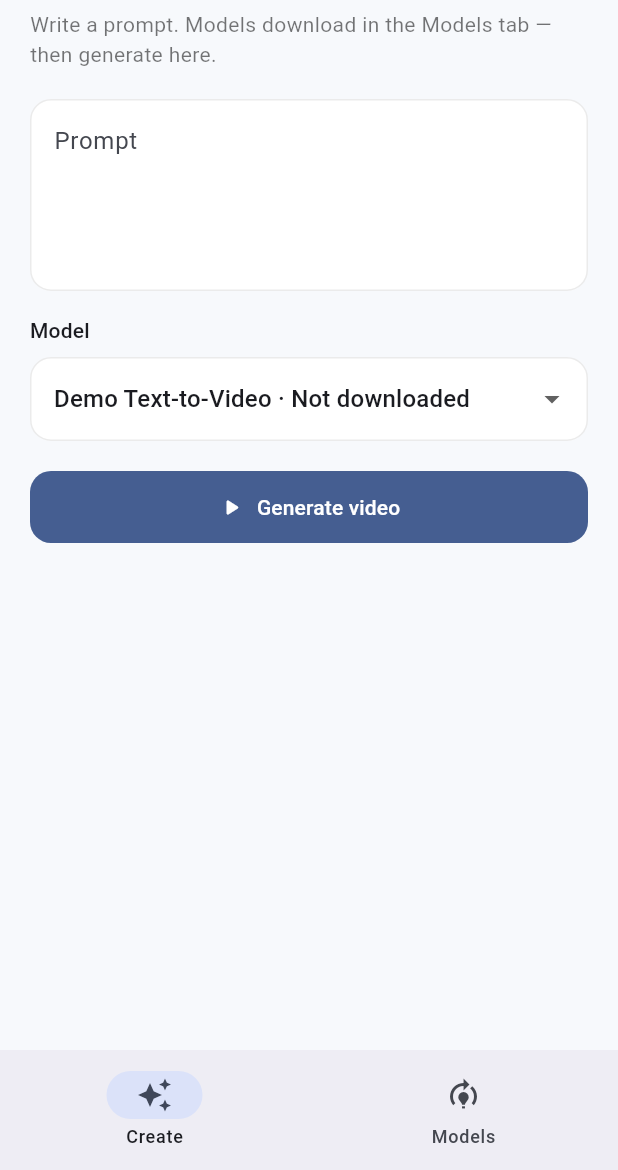
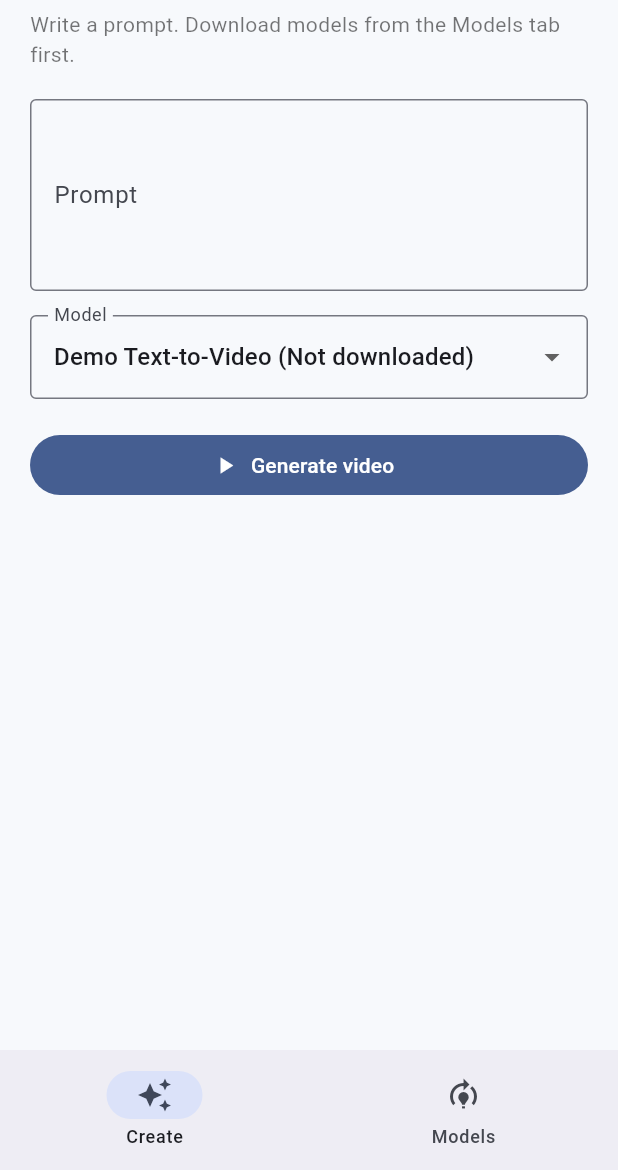
Before and after one commit to AdnanRaza88/ai-video-studio, a Flutter app: the screen it shows after launch, on a phone screen of 412 x 824 dp, the part 66-1236 px from its top. Run offline on Flutter 3.47's test engine with Material 3 defaults, Android fonts, the phone set to English and light mode, and no system bars; our stand-ins replace shared_preferences.

Commit message:
APK fix: minimal safe theme/UI, capture build log on failure

```diff
--- a/flutter/lib/screens/generate_screen.dart
+++ b/flutter/lib/screens/generate_screen.dart
@@ -11,7 +11,7 @@ class GenerateScreen extends StatefulWidget {
 }
 
 class _GenerateScreenState extends State<GenerateScreen> {
-  final controller = TextEditingController();
+  final TextEditingController controller = TextEditingController();
   String? selectedModelId;
 
   @override
@@ -24,10 +24,14 @@ class _GenerateScreenState extends State<GenerateScreen> {
   Widget build(BuildContext context) {
     final models = context.watch<ModelService>();
     final gen = context.watch<GenerationService>();
-    final ready = models.models.where((m) => models.isReady(m.id)).toList();
-    selectedModelId ??= ready.isNotEmpty
-        ? ready.first.id
-        : (models.models.isNotEmpty ? models.models.first.id : null);
+
+    final ids = models.models.map((m) => m.id).toList();
+    if (selectedModelId == null || !ids.contains(selectedModelId)) {
+      selectedModelId = ids.isNotEmpty ? ids.first : null;
+    }
+
+    final busy =
+        gen.phase == GenPhase.running || gen.phase == GenPhase.preparing;
 
     return ListView(
       padding: const EdgeInsets.fromLTRB(20, 12, 20, 24),
@@ -40,7 +44,7 @@ class _GenerateScreenState extends State<GenerateScreen> {
         ),
         const SizedBox(height: 6),
         Text(
-          'Write a prompt. Models download in the Models tab — then generate here.',
+          'Write a prompt. Download models from the Models tab first.',
           style: Theme.of(context).textTheme.bodyMedium?.copyWith(
                 color: Colors.black54,
               ),
@@ -51,36 +55,41 @@ class _GenerateScreenState extends State<GenerateScreen> {
           minLines: 4,
           maxLines: 8,
           decoration: const InputDecoration(
-            hintText: 'A cute cartoon rabbit counting flowers in a sunny garden…',
-            alignLabelWithHint: true,
+            border: OutlineInputBorder(),
             labelText: 'Prompt',
+            hintText: 'A cute cartoon rabbit counting flowers…',
           ),
         ),
         const SizedBox(height: 16),
-        Text('Model', style: Theme.of(context).textTheme.titleSmall),
-        const SizedBox(height: 8),
-        if (models.models.isEmpty)
-          const Text('No models in manifest.')
-        else
+        if (ids.isNotEmpty)
           DropdownButtonFormField<String>(
             value: selectedModelId,
+            decoration: const InputDecoration(
+              border: OutlineInputBorder(),
+              labelText: 'Model',
+            ),
             items: models.models
                 .map(
-                  (m) => DropdownMenuItem(
+                  (m) => DropdownMenuItem<String>(
                     value: m.id,
                     child: Text(
-                      '${m.name}${models.isReady(m.id) ? ' · Ready' : ' · Not downloaded'}',
+                      models.isReady(m.id)
+                          ? '${m.name} (Ready)'
+                          : '${m.name} (Not downloaded)',
                       overflow: TextOverflow.ellipsis,
                     ),
                   ),
                 )
                 .toList(),
-            onChanged: (v) => setState(() => selectedModelId = v),
+            onChanged: busy
+                ? null
+                : (String? v) {
+                    setState(() => selectedModelId = v);
+                  },
           ),
         const SizedBox(height: 20),
         FilledButton.icon(
-          onPressed: gen.phase == GenPhase.running ||
-                  gen.phase == GenPhase.preparing
+          onPressed: busy
               ? null
               : () async {
                   final prompt = controller.text.trim();
@@ -106,7 +115,7 @@ class _GenerateScreenState extends State<GenerateScreen> {
                     modelId: selectedModelId!,
                   );
                 },
-          icon: const Icon(Icons.play_arrow_rounded),
+          icon: const Icon(Icons.play_arrow),
           label: const Text('Generate video'),
         ),
         if (gen.phase != GenPhase.idle) ...[
@@ -117,23 +126,16 @@ class _GenerateScreenState extends State<GenerateScreen> {
               child: Column(
                 crossAxisAlignment: CrossAxisAlignment.start,
                 children: [
-                  Text(
-                    gen.message ?? '',
-                    style: Theme.of(context).textTheme.titleSmall,
-                  ),
+                  Text(gen.message ?? ''),
                   const SizedBox(height: 12),
                   LinearProgressIndicator(
-                    value: gen.phase == GenPhase.failed ? 0 : gen.progress,
-                    borderRadius: BorderRadius.circular(8),
-                    minHeight: 8,
+                    value: gen.phase == GenPhase.failed ? null : gen.progress,
                   ),
                   if (gen.resultNote != null) ...[
                     const SizedBox(height: 12),
                     Text(
                       gen.resultNote!,
-                      style: Theme.of(context).textTheme.bodySmall?.copyWith(
-                            color: Colors.black54,
-                          ),
+                      style: const TextStyle(color: Colors.black54, fontSize: 12),
                     ),
                   ],
                 ],
--- a/flutter/lib/theme.dart
+++ b/flutter/lib/theme.dart
@@ -1,57 +1,14 @@
 import 'package:flutter/material.dart';
 
 class AppTheme {
-  static const Color seed = Color(0xFF5B8DEF);
-  static const Color softBg = Color(0xFFF7F9FC);
-  static const Color card = Colors.white;
-
   static ThemeData get light {
-    final base = ColorScheme.fromSeed(
-      seedColor: seed,
-      brightness: Brightness.light,
-    );
     return ThemeData(
       useMaterial3: true,
-      colorScheme: base,
-      scaffoldBackgroundColor: softBg,
-      appBarTheme: const AppBarTheme(
-        centerTitle: true,
-        elevation: 0,
-        backgroundColor: softBg,
-        foregroundColor: Color(0xFF1A1D26),
+      colorScheme: ColorScheme.fromSeed(
+        seedColor: const Color(0xFF5B8DEF),
+        brightness: Brightness.light,
       ),
-      cardTheme: CardThemeData(
-        elevation: 0,
-        color: card,
-        shape: RoundedRectangleBorder(
-          borderRadius: BorderRadius.circular(16),
-          side: BorderSide(color: Colors.black.withOpacity(0.06)),
-        ),
-      ),
-      inputDecorationTheme: InputDecorationTheme(
-        filled: true,
-        fillColor: Colors.white,
-        border: OutlineInputBorder(
-          borderRadius: BorderRadius.circular(14),
-          borderSide: BorderSide(color: Colors.black.withOpacity(0.08)),
-        ),
-        enabledBorder: OutlineInputBorder(
-          borderRadius: BorderRadius.circular(14),
-          borderSide: BorderSide(color: Colors.black.withOpacity(0.08)),
-        ),
-        focusedBorder: OutlineInputBorder(
-          borderRadius: BorderRadius.circular(14),
-          borderSide: const BorderSide(color: seed, width: 1.4),
-        ),
-      ),
-      filledButtonTheme: FilledButtonThemeData(
-        style: FilledButton.styleFrom(
-          padding: const EdgeInsets.symmetric(horizontal: 20, vertical: 14),
-          shape: RoundedRectangleBorder(
-            borderRadius: BorderRadius.circular(14),
-          ),
-        ),
-      ),
+      scaffoldBackgroundColor: const Color(0xFFF7F9FC),
     );
   }
 }
```
Also changed, not shown: 1 other file.
